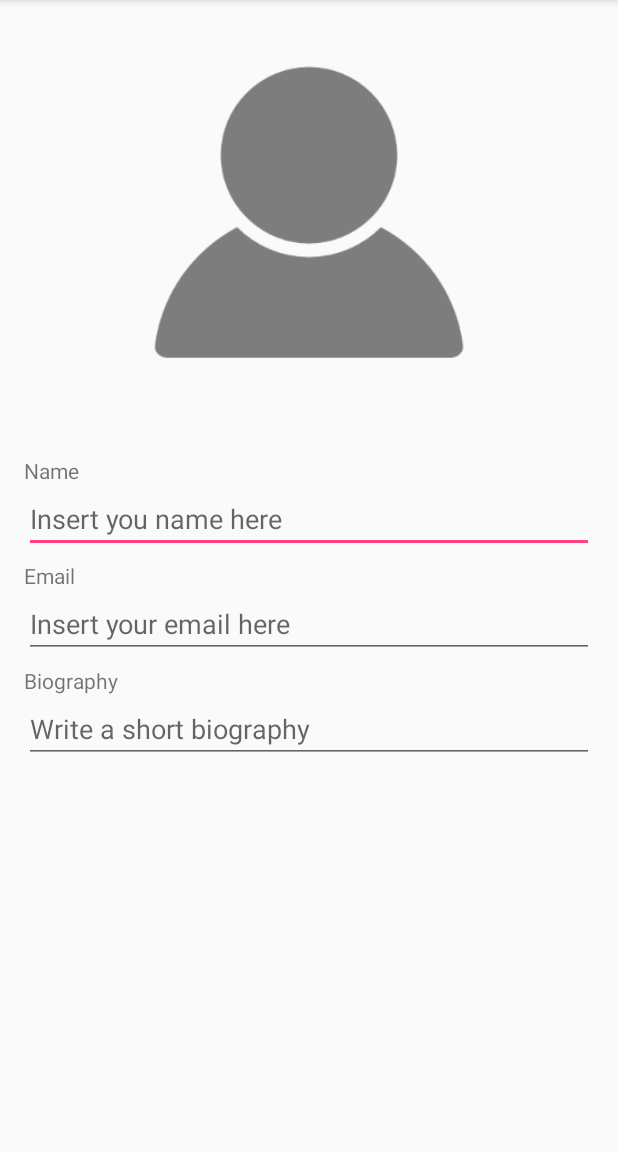
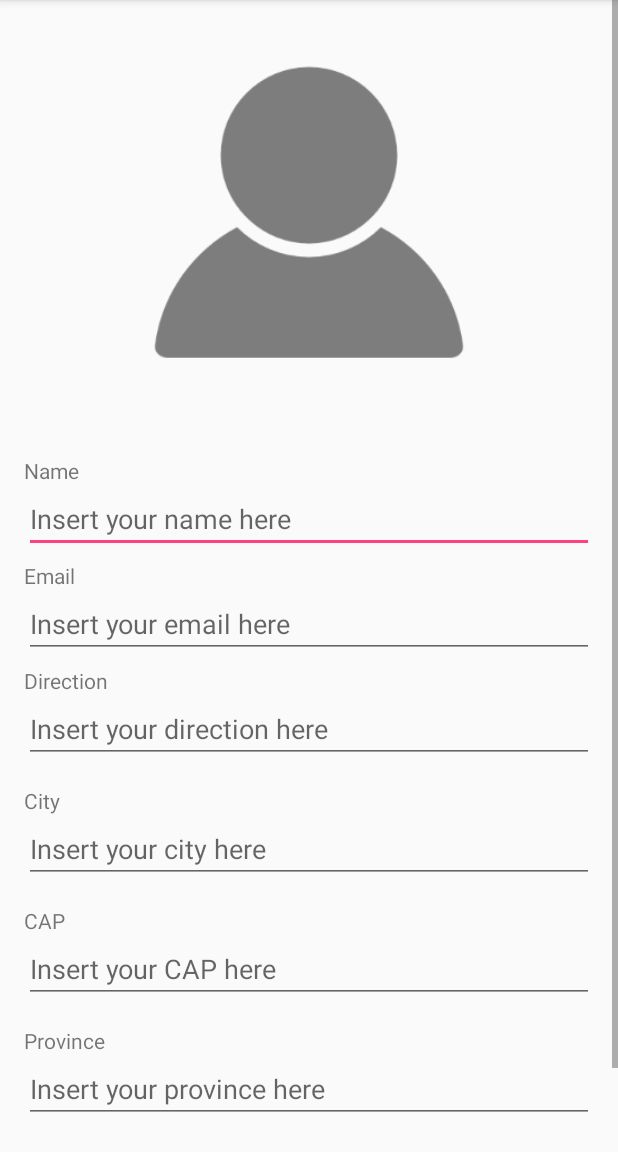
Before and after one commit to group8MAD/group8, an Android app: the EditProfile screen opened directly, with no data from a screen before it, on a phone screen of 412 x 824 dp, the part 84-1236 px from its top. Run offline under Robolectric (Android 15) with nearby library versions, the phone set to English and light mode, and no system bars; our stand-ins replace Firebase (no records; nobody signed in at launch, a user with empty details on screens opened directly); libraries missing offline, so code that uses them is left out: com.theartofdev.edmodo; pictures from the network do not load.

Commit message:
Added direction, city, province and cap

```diff
--- a/app/src/main/java/it/polito/mad/group8/EditProfile.java
+++ b/app/src/main/java/it/polito/mad/group8/EditProfile.java
@@ -47,6 +47,10 @@ public class EditProfile extends AppCompatActivity {
     private EditText name;
     private EditText email;
     private EditText biography;
+    private EditText direction;
+    private EditText province;
+    private EditText city;
+    private EditText cap;
     private ImageButton image;
     private File imageCacheFile;
     private String userID;
@@ -67,6 +71,10 @@ public class EditProfile extends AppCompatActivity {
         email = findViewById(R.id.email);
         biography = findViewById(R.id.bio);
         image = findViewById(R.id.image);
+        direction = findViewById(R.id.direction);
+        city = findViewById(R.id.city);
+        province = findViewById(R.id.province);
+        cap = findViewById(R.id.cap);
         this.userID = FirebaseAuth.getInstance().getCurrentUser().getUid();
         databaseReference = database.getReference("users/"+this.userID);
         storageReference = storage.getReference();
@@ -76,6 +84,12 @@ public class EditProfile extends AppCompatActivity {
         String nameString = getIntent().getStringExtra("name");
         String emailString = getIntent().getStringExtra("email");
         String bioString = getIntent().getStringExtra("bio");
+        String directionString= getIntent().getStringExtra("direction");
+        String cityString = getIntent().getStringExtra("city");
+        String provinceString = getIntent().getStringExtra("province");
+        String capString = getIntent().getStringExtra("cap");
+
+        //See if the strings saved in the db are not empty, if so, show them in the profile
 
         if(nameString!=null)
             name.setText(nameString);
@@ -83,6 +97,14 @@ public class EditProfile extends AppCompatActivity {
             email.setText(emailString);
         if(bioString!=null)
             biography.setText(bioString);
+        if(directionString!=null)
+            direction.setText(directionString);
+        if(cityString!=null)
+            city.setText(cityString);
+        if(provinceString !=null)
+            province.setText(provinceString);
+        if(capString !=null)
+            cap.setText(capString);
 
         image.setOnClickListener(myListener);
     }
@@ -227,6 +249,10 @@ public class EditProfile extends AppCompatActivity {
         databaseReference.child("name").setValue(this.name.getText().toString());
         databaseReference.child("email").setValue(this.email.getText().toString());
         databaseReference.child("biography").setValue(this.biography.getText().toString());
+        databaseReference.child("direction").setValue(this.direction.getText().toString());
+        databaseReference.child("city").setValue(this.city.getText().toString());
+        databaseReference.child("province").setValue(this.province.getText().toString());
+        databaseReference.child("cap").setValue(this.cap.getText().toString());
         if (this.downloadUri != null)
             databaseReference.child("imageUri").setValue(this.downloadUri.toString()); //saves the url of the image in the db
 
--- a/app/src/main/java/it/polito/mad/group8/ShowProfile.java
+++ b/app/src/main/java/it/polito/mad/group8/ShowProfile.java
@@ -41,6 +41,10 @@ public class ShowProfile extends AppCompatActivity {
     private EditText email;
     private EditText biography;
     private ImageView image;
+    private EditText direction;
+    private EditText province;
+    private EditText city;
+    private EditText cap;
     private DrawerLayout mDrawerLayout;
     private ActionBarDrawerToggle mToggle;
     private NavigationView mNavigationView;
@@ -60,6 +64,10 @@ public class ShowProfile extends AppCompatActivity {
         name = findViewById(R.id.name);
         email = findViewById(R.id.email);
         biography = findViewById(R.id.bio);
+        direction = findViewById(R.id.direction);
+        city = findViewById(R.id.city);
+        province = findViewById(R.id.province);
+        cap = findViewById(R.id.cap);
         mNavigationView = findViewById(R.id.nav_view);
         mDrawerLayout = findViewById(R.id.drawer_layout);
         mToggle = new ActionBarDrawerToggle(this, mDrawerLayout,R.string.open,R.string.close);
@@ -131,6 +139,10 @@ public class ShowProfile extends AppCompatActivity {
                 intent.putExtra("name", name.getText().toString());
                 intent.putExtra("email", email.getText().toString());
                 intent.putExtra("bio", biography.getText().toString());
+                intent.putExtra("direction", direction.getText().toString());
+                intent.putExtra("city", city.getText().toString());
+                intent.putExtra("province", province.getText().toString());
+                intent.putExtra("cap", cap.getText().toString());
                 startActivity(intent);
                 return true;
         }
@@ -160,9 +172,17 @@ public class ShowProfile extends AppCompatActivity {
             this.user.setName(dataSnapshot.getValue(User.class).getName());
             this.user.setEmail(dataSnapshot.getValue(User.class).getEmail());
             this.user.setBiography(dataSnapshot.getValue(User.class).getBiography());
+            this.user.setDirection(dataSnapshot.getValue(User.class).getDirection());
+            this.user.setCity(dataSnapshot.getValue(User.class).getCity());
+            this.user.setProvince(dataSnapshot.getValue(User.class).getProvince());
+            this.user.setCap(dataSnapshot.getValue(User.class).getCap());
             this.name.setText(user.getName());
             this.email.setText(user.getEmail());
             this.biography.setText(user.getBiography());
+            this.direction.setText(user.getDirection());
+            this.city.setText(user.getCity());
+            this.province.setText(user.getProvince());
+            this.cap.setText(user.getCap());
             Picasso.get().load(dataSnapshot.getValue(User.class).getImageUri()).into(image);
 
             setHeaderDrawer();
--- a/app/src/main/java/it/polito/mad/group8/User.java
+++ b/app/src/main/java/it/polito/mad/group8/User.java
@@ -13,18 +13,33 @@ public class User {
     private String email;
     private String biography;
     private String imageUri;
+    private String direction;
+    private String province;
+    private String city;
+    private String cap;
 
     public User() {
         this.name = "";
         this.email = "";
         this.biography = "";
         this.imageUri = "";
+        this.cap = "";
+        this.city = "";
+        this.direction="";
+        this.province="";
     }
 
-    public User(String name, String email, String biography) {
+
+    public User(String name, String email, String biography, String direction, String province, String city, String cap) {
         this.name = name;
         this.email = email;
         this.biography = biography;
+
+        this.direction=direction;
+        this.province = province;
+        this.city= city;
+        this.cap=cap;
+
     }
 
     public String getName() {
@@ -58,4 +73,37 @@ public class User {
     public void setImageUri(String imageUri) {
         this.imageUri = imageUri;
     }
+
+
+    public String getDirection() {
+        return direction;
+    }
+
+    public void setDirection(String direction) {
+        this.direction = direction;
+    }
+
+    public String getProvince() {
+        return province;
+    }
+
+    public void setProvince(String province) {
+        this.province = province;
+    }
+
+    public String getCity() {
+        return city;
+    }
+
+    public void setCity(String city) {
+        this.city = city;
+    }
+
+    public String getCap() {
+        return cap;
+    }
+
+    public void setCap(String cap) {
+        this.cap = cap;
+    }
 }
--- a/app/src/main/res/layout-large-port/activity_edit_profile.xml
+++ b/app/src/main/res/layout-large-port/activity_edit_profile.xml
@@ -66,14 +66,94 @@
             android:inputType="textEmailAddress"
             />
 
+           <TextView
+            android:id="@+id/directionDescription"
+            android:layout_width="match_parent"
+            android:layout_height="wrap_content"
+            android:layout_marginLeft="16dp"
+            android:layout_marginRight="16dp"
+            android:text="@string/direction"
+            />
+        <EditText
+            android:id="@+id/direction"
+            android:layout_width="match_parent"
+            android:layout_height="wrap_content"
+            android:layout_marginLeft="16dp"
+            android:layout_marginRight="16dp"
+            android:layout_marginBottom="15dp"
+            android:hint="@string/directionHint"
+            android:maxLines="2"
+            android:maxLength="30"
+            android:inputType="textCapWords"
+            />
+        <TextView
+            android:id="@+id/cityDescription"
+            android:layout_width="match_parent"
+            android:layout_height="wrap_content"
+            android:layout_marginLeft="16dp"
+            android:layout_marginRight="16dp"
+            android:text="@string/city"
+            />
+        <EditText
+            android:id="@+id/city"
+            android:layout_width="match_parent"
+            android:layout_height="wrap_content"
+            android:layout_marginLeft="16dp"
+            android:layout_marginRight="16dp"
+            android:layout_marginBottom="15dp"
+            android:hint="@string/cityHint"
+            android:maxLines="2"
+            android:maxLength="30"
+            android:inputType="textCapWords"
+            />
+        <TextView
+            android:id="@+id/capDescription"
+            android:layout_width="match_parent"
+            android:layout_height="wrap_content"
+            android:layout_marginLeft="16dp"
+            android:layout_marginRight="16dp"
+            android:text="@string/cap"
+            />
+        <EditText
+            android:id="@+id/cap"
+            android:layout_width="match_parent"
+            android:layout_height="wrap_content"
+            android:layout_marginLeft="16dp"
+            android:layout_marginRight="16dp"
+            android:layout_marginBottom="15dp"
+            android:hint="@string/capHint"
+            android:maxLines="2"
+            android:maxLength="30"
+            android:inputType="textCapWords"
+            />
+        <TextView
+            android:id="@+id/provinceDescription"
+            android:layout_width="match_parent"
+            android:layout_height="wrap_content"
+            android:layout_marginLeft="16dp"
+            android:layout_marginRight="16dp"
+            android:text="@string/province"
+            />
+        <EditText
+            android:id="@+id/province"
+            android:layout_width="match_parent"
+            android:layout_height="wrap_content"
+            android:layout_marginLeft="16dp"
+            android:layout_marginRight="16dp"
+            android:layout_marginBottom="15dp"
+            android:hint="@string/provinceHint"
+            android:maxLines="2"
+            android:maxLength="30"
+            android:inputType="textCapWords"
+            />
+
         <TextView
             android:id="@+id/bioDescription"
             android:layout_width="match_parent"
             android:layout_height="wrap_content"
             android:layout_marginLeft="16dp"
             android:layout_marginRight="16dp"
-            android:text="@string/bio"
-            />
+            android:text="@string/bio" />
 
         <EditText
             android:id="@+id/bio"
@@ -82,11 +162,12 @@
             android:layout_marginLeft="16dp"
             android:layout_marginRight="16dp"
             android:hint="@string/bioHint"
+            android:inputType="textMultiLine|textCapSentences"
+            android:maxLength="200"
             android:maxLines="6"
-            android:maxLength="200"
-            android:inputType="textMultiLine|textCapSentences"
 
             />
 
+
     </LinearLayout>
 </ScrollView>
--- a/app/src/main/res/layout-normal-port/activity_edit_profile.xml
+++ b/app/src/main/res/layout-normal-port/activity_edit_profile.xml
@@ -62,6 +62,86 @@
         android:hint="@string/emailHint"
         android:maxLength="35"
         />
+        <TextView
+            android:id="@+id/directionDescription"
+            android:layout_width="match_parent"
+            android:layout_height="wrap_content"
+            android:layout_marginLeft="16dp"
+            android:layout_marginRight="16dp"
+            android:text="@string/direction"
+            />
+        <EditText
+            android:id="@+id/direction"
+            android:layout_width="match_parent"
+            android:layout_height="wrap_content"
+            android:layout_marginLeft="16dp"
+            android:layout_marginRight="16dp"
+            android:layout_marginBottom="15dp"
+            android:hint="@string/directionHint"
+            android:maxLines="2"
+            android:maxLength="30"
+            android:inputType="textCapWords"
+            />
+        <TextView
+            android:id="@+id/cityDescription"
+            android:layout_width="match_parent"
+            android:layout_height="wrap_content"
+            android:layout_marginLeft="16dp"
+            android:layout_marginRight="16dp"
+            android:text="@string/city"
+            />
+        <EditText
+            android:id="@+id/city"
+            android:layout_width="match_parent"
+            android:layout_height="wrap_content"
+            android:layout_marginLeft="16dp"
+            android:layout_marginRight="16dp"
+            android:layout_marginBottom="15dp"
+            android:hint="@string/cityHint"
+            android:maxLines="2"
+            android:maxLength="30"
+            android:inputType="textCapWords"
+            />
+        <TextView
+            android:id="@+id/capDescription"
+            android:layout_width="match_parent"
+            android:layout_height="wrap_content"
+            android:layout_marginLeft="16dp"
+            android:layout_marginRight="16dp"
+            android:text="@string/cap"
+            />
+        <EditText
+            android:id="@+id/cap"
+            android:layout_width="match_parent"
+            android:layout_height="wrap_content"
+            android:layout_marginLeft="16dp"
+            android:layout_marginRight="16dp"
+            android:layout_marginBottom="15dp"
+            android:hint="@string/capHint"
+            android:maxLines="2"
+            android:maxLength="30"
+            android:inputType="textCapWords"
+            />
+        <TextView
+            android:id="@+id/provinceDescription"
+            android:layout_width="match_parent"
+            android:layout_height="wrap_content"
+            android:layout_marginLeft="16dp"
+            android:layout_marginRight="16dp"
+            android:text="@string/province"
+            />
+        <EditText
+            android:id="@+id/province"
+            android:layout_width="match_parent"
+            android:layout_height="wrap_content"
+            android:layout_marginLeft="16dp"
+            android:layout_marginRight="16dp"
+            android:layout_marginBottom="15dp"
+            android:hint="@string/provinceHint"
+            android:maxLines="2"
+            android:maxLength="30"
+            android:inputType="textCapWords"
+            />
 
     <TextView
         android:id="@+id/bioDescription"
--- a/app/src/main/res/values/strings.xml
+++ b/app/src/main/res/values/strings.xml
@@ -2,7 +2,15 @@
     <string name="app_name">BookSharing</string>
     <string name="edit">Edit</string>
     <string name="name">Name</string>
-    <string name="nameHint">Insert you name here</string>
+    <string name="direction">Direction</string>
+    <string name="city">City</string>
+    <string name="province">Province</string>
+    <string name="cap">CAP</string>
+    <string name="directionHint">Insert your direction here</string>
+    <string name="cityHint">Insert your city here</string>
+    <string name="provinceHint">Insert your province here</string>
+    <string name="capHint">Insert your CAP here</string>
+    <string name="nameHint">Insert your name here</string>
     <string name="save">Save</string>
     <string name="email">Email</string>
     <string name="emailHint">Insert your email here</string>
```
